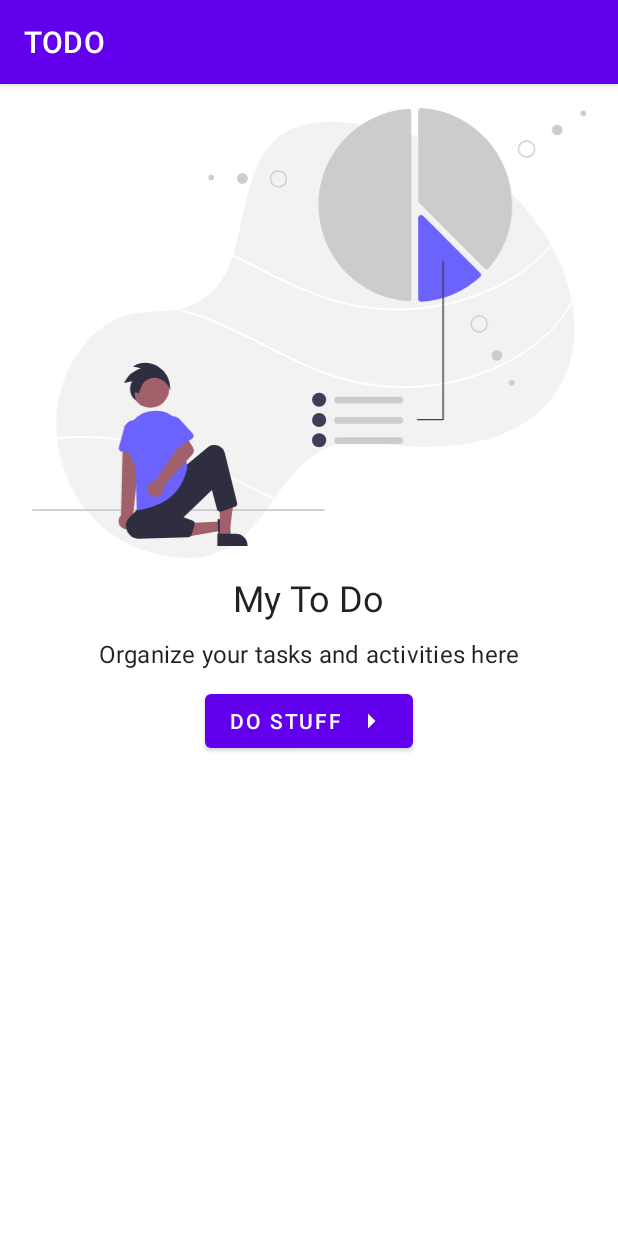
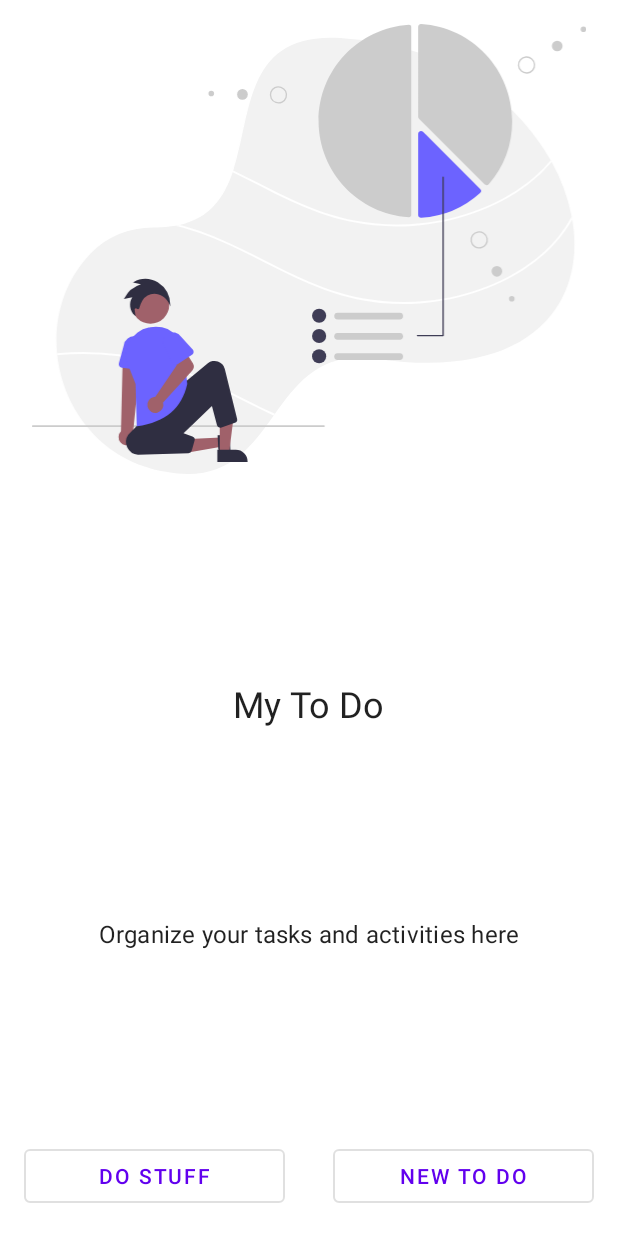
Before and after one commit to MumoMutua/android_to_do, an Android app: the screen it shows after launch (MainActivity), on a phone screen of 412 x 824 dp. Run offline under Robolectric (Android 15) with nearby library versions, the phone set to English and light mode, and no system bars.

Commit message:
Added an activity to create tasks

```diff
--- a/app/src/main/java/com/example/todo/MainActivity.java
+++ b/app/src/main/java/com/example/todo/MainActivity.java
@@ -14,11 +14,20 @@ public class MainActivity extends AppCompatActivity {
         super.onCreate(savedInstanceState);
         setContentView(R.layout.activity_main);
 
+        Button btnnew = findViewById(R.id.btn_new);
+        btnnew.setOnClickListener(new View.OnClickListener() {
+            @Override
+            public void onClick(View v) {
+                Intent ActivityNew = new Intent(MainActivity.this, ActivityNewToDo.class);
+                startActivity(ActivityNew);
+            }
+        });
+
         Button btn = findViewById(R.id.btn_do_stuff);
         btn.setOnClickListener(new View.OnClickListener() {
             @Override
             public void onClick(View v) {
-                Intent Activity2 = new Intent(MainActivity.this, com.example.todo.Activity2.class);
+                Intent Activity2 = new Intent(MainActivity.this, Activity2.class);
                 startActivity(Activity2);
             }
         });
--- a/app/src/main/res/layout/activity_main.xml
+++ b/app/src/main/res/layout/activity_main.xml
@@ -10,11 +10,11 @@
         android:id="@+id/imageview"
         android:layout_width="match_parent"
         android:layout_height="300dp"
-        app:layout_constraintTop_toTopOf="parent"
+        android:layout_margin="16dp"
+        android:src="@drawable/ic_personal_goals"
+        app:layout_constraintEnd_toEndOf="parent"
         app:layout_constraintStart_toStartOf="parent"
-        app:layout_constraintEnd_toEndOf="parent"
-        android:src="@drawable/ic_personal_goals"
-        android:layout_margin="16dp"/>
+        app:layout_constraintTop_toTopOf="parent" />
 
     <TextView
         android:id="@+id/text"
@@ -23,31 +23,47 @@
         android:layout_height="wrap_content"
         android:layout_marginTop="10dp"
         android:text="My To Do"
+        app:layout_constraintBottom_toTopOf="@+id/txt"
         app:layout_constraintEnd_toEndOf="parent"
+        app:layout_constraintHorizontal_bias="0.5"
         app:layout_constraintStart_toStartOf="parent"
-        app:layout_constraintTop_toBottomOf="@id/imageview" />
+        app:layout_constraintTop_toBottomOf="@+id/imageview" />
 
     <TextView
         android:id="@+id/txt"
         style="@style/TextAppearance.MaterialComponents.Subtitle1"
         android:layout_width="wrap_content"
         android:layout_height="wrap_content"
-        android:layout_marginTop="10dp"
         android:text="Organize your tasks and activities here"
+        app:layout_constraintBottom_toTopOf="@+id/btn_do_stuff"
         app:layout_constraintEnd_toEndOf="parent"
+        app:layout_constraintHorizontal_bias="0.5"
         app:layout_constraintStart_toStartOf="parent"
-        app:layout_constraintTop_toBottomOf="@id/text" />
+        app:layout_constraintTop_toBottomOf="@+id/text" />
 
     <Button
         android:id="@+id/btn_do_stuff"
-        android:layout_width="wrap_content"
+        style="@style/Widget.MaterialComponents.Button.OutlinedButton"
+        android:layout_width="0dp"
         android:layout_height="wrap_content"
-        android:layout_marginTop="10dp"
+        android:layout_margin="16dp"
+        android:drawableTint="@color/white"
         android:text="Do stuff"
-        android:drawableEnd="@drawable/ic_baseline_arrow_right"
-        android:drawableTint="@color/white"
+        app:layout_constraintBottom_toBottomOf="parent"
+        app:layout_constraintEnd_toStartOf="@+id/btn_new"
+        app:layout_constraintHorizontal_bias="0.5"
+        app:layout_constraintStart_toStartOf="parent" />
+
+    <Button
+        android:id="@+id/btn_new"
+        style="@style/Widget.MaterialComponents.Button.OutlinedButton"
+        android:layout_width="0dp"
+        android:layout_height="wrap_content"
+        android:layout_margin="16dp"
+        android:text="New To Do"
+        app:layout_constraintBottom_toBottomOf="parent"
         app:layout_constraintEnd_toEndOf="parent"
-        app:layout_constraintStart_toStartOf="parent"
-        app:layout_constraintTop_toBottomOf="@id/txt" />
+        app:layout_constraintHorizontal_bias="0.5"
+        app:layout_constraintStart_toEndOf="@+id/btn_do_stuff" />
 
 </androidx.constraintlayout.widget.ConstraintLayout>
--- a/app/src/main/res/layout/content_scrolling.xml
+++ b/app/src/main/res/layout/content_scrolling.xml
@@ -139,13 +139,13 @@
             android:layout_height="wrap_content"
             android:layout_margin="8dp"
             android:text="Cancel"
-            app:layout_constraintEnd_toStartOf="@+id/button2"
+            app:layout_constraintEnd_toStartOf="@+id/btn_complete"
             app:layout_constraintHorizontal_bias="0.5"
             app:layout_constraintStart_toStartOf="parent"
             app:layout_constraintTop_toBottomOf="@+id/linearLayout" />
 
         <Button
-            android:id="@+id/button2"
+            android:id="@+id/btn_complete"
             android:layout_width="0dp"
             android:layout_height="wrap_content"
             android:layout_margin="8dp"
```
Also changed, not shown: app/src/main/AndroidManifest.xml (+14 -3 lines), app/src/main/java/com/example/todo/ActivityNewToDo.java (added, +14 -0 lines), app/src/main/java/com/example/todo/ScrollingActivity.java (+14 -8 lines), app/src/main/res/drawable/dotted_border.xml (added, +15 -0 lines), app/src/main/res/drawable/ic_round_add_circle.xml (added, +10 -0 lines), app/src/main/res/layout/activity_new_to_do.xml (added, +160 -0 lines).
